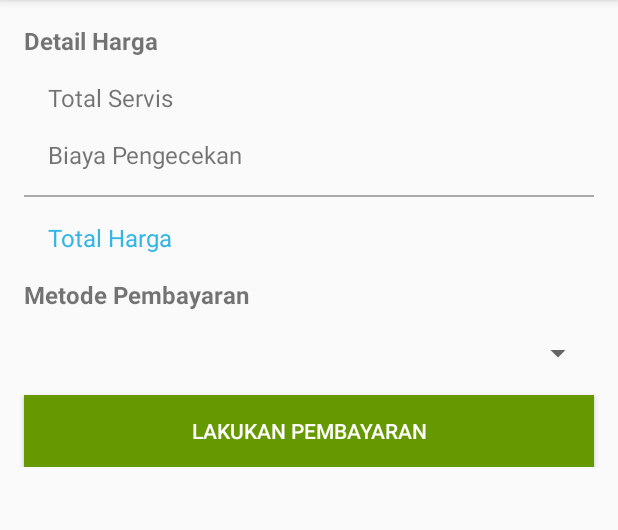
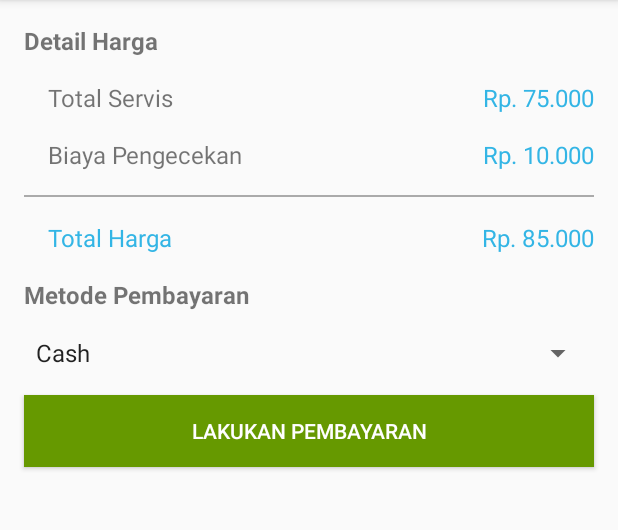
Before and after one commit to regawarp/OMTe, an Android app: the fragment SubServiceFragment shown on its own in the app's theme, on a phone screen of 412 x 824 dp, the part 84-614 px from its top. Run offline under Robolectric (Android 15) with nearby library versions, the phone set to English and light mode, and no system bars.

Commit message:
Yang belum CheckUp

```diff
--- a/app/src/main/java/com/safetyfirst/omte/OrderFragment.java
+++ b/app/src/main/java/com/safetyfirst/omte/OrderFragment.java
@@ -68,6 +68,8 @@ public class OrderFragment extends Fragment implements View.OnClickListener {
         imgButtonFinish.setImageDrawable(view.getContext().getResources().getDrawable(R.drawable.ic_launcher_background));
         imgButtonFinish.setOnClickListener(this);
         imgButtonOrder.setOnClickListener(this);
+        imgButtonService.setOnClickListener(this);
+//        imgButtonCheckUp.setOnClickListener(this);
     }
 
     public void handleChat(View view) {
--- a/app/src/main/java/com/safetyfirst/omte/order/SubOrderFragment.java
+++ b/app/src/main/java/com/safetyfirst/omte/order/SubOrderFragment.java
@@ -54,6 +54,6 @@ public class SubOrderFragment extends Fragment {
         tvOrderName.setText("Farhan");
         tvOrderAddress.setText("Pemeriksaan KendaraanPemeriksaan KendaraanPemeriksaan KendaraanPemeriksaan KendaraanPemeriksaan ");
         tvOrderComplaint.setText("Pemeriksaan KendaraanPemeriksaan KendaraanPemeriksaan KendaraanPemeriksaan KendaraanPemeriksaan ");
-        tvOrderTag.setText("Pemeriksaan KendaraanPemeriksaan KendaraanPemeriksaan KendaraanPemeriksaan KendaraanPemeriksaan ");
+        tvOrderTag.setText("Pemeriksaan KendaraanPemeriksaan KendaraanPemeriksaan KendaraanPemeriksaan KendaraanPemeriksaan KendaraanPemeriksaan KendaraanPemeriksaan KendaraanPemeriksaan KendaraanPemeriksaan ");
     }
 }
--- a/app/src/main/java/com/safetyfirst/omte/order/SubServiceFragment.java
+++ b/app/src/main/java/com/safetyfirst/omte/order/SubServiceFragment.java
@@ -3,11 +3,17 @@ package com.safetyfirst.omte.order;
 
 import android.os.Bundle;
 
+import androidx.annotation.NonNull;
+import androidx.annotation.Nullable;
 import androidx.fragment.app.Fragment;
 
 import android.view.LayoutInflater;
 import android.view.View;
 import android.view.ViewGroup;
+import android.widget.ArrayAdapter;
+import android.widget.Button;
+import android.widget.Spinner;
+import android.widget.TextView;
 
 import com.safetyfirst.omte.R;
 
@@ -15,6 +21,10 @@ import com.safetyfirst.omte.R;
  * A simple {@link Fragment} subclass.
  */
 public class SubServiceFragment extends Fragment {
+
+    private TextView tvIdrServiceTotal, tvIdrCheckUpCost, tvIdrPriceTotal;
+    private Button btnMakePayment;
+    private Spinner spnPaymentMethod;
 
 
     public SubServiceFragment() {
@@ -26,7 +36,28 @@ public class SubServiceFragment extends Fragment {
     public View onCreateView(LayoutInflater inflater, ViewGroup container,
                              Bundle savedInstanceState) {
         // Inflate the layout for this fragment
-        return inflater.inflate(R.layout.fragment_sub_service, container, false);
+        View view = inflater.inflate(R.layout.fragment_sub_service, container, false);
+        tvIdrServiceTotal = view.findViewById(R.id.tv_idr_service_total);
+        tvIdrCheckUpCost = view.findViewById(R.id.tv_idr_check_up_cost);
+        tvIdrPriceTotal = view.findViewById(R.id.tv_idr_price_total);
+
+        btnMakePayment = view.findViewById(R.id.btn_make_payment);
+        spnPaymentMethod = view.findViewById(R.id.spn_payment_method);
+        return view;
     }
 
+    @Override
+    public void onViewCreated(@NonNull View view, @Nullable Bundle savedInstanceState) {
+        super.onViewCreated(view, savedInstanceState);
+        // Create an ArrayAdapter using the string array and a default spinner layout
+        ArrayAdapter<CharSequence> adapter = ArrayAdapter.createFromResource(getContext(),
+                R.array.payment_method, android.R.layout.simple_spinner_item);
+        // Specify the layout to use when the list of choices appears
+        adapter.setDropDownViewResource(android.R.layout.simple_spinner_dropdown_item);
+        // Apply the adapter to the spinner
+        spnPaymentMethod.setAdapter(adapter);
+        tvIdrServiceTotal.setText("Rp. 75.000");
+        tvIdrCheckUpCost.setText("Rp. 10.000");
+        tvIdrPriceTotal.setText("Rp. 85.000");
+    }
 }
--- a/app/src/main/res/layout/activity_home.xml
+++ b/app/src/main/res/layout/activity_home.xml
@@ -24,8 +24,8 @@
         app:layout_constraintLeft_toLeftOf="parent"
         app:layout_constraintRight_toRightOf="parent"
         app:layout_constraintTop_toBottomOf="@id/toolbar"
-        app:layout_constraintVertical_bias="0.0"
-        android:paddingBottom="60dp"/>
+        app:layout_constraintBottom_toTopOf="@id/nav_view"
+        app:layout_constraintVertical_bias="0.0"/>
 
     <com.google.android.material.bottomnavigation.BottomNavigationView
         android:id="@+id/nav_view"
--- a/app/src/main/res/layout/fragment_sub_service.xml
+++ b/app/src/main/res/layout/fragment_sub_service.xml
@@ -142,6 +142,11 @@
             app:layout_constraintLeft_toLeftOf="parent"
             app:layout_constraintRight_toRightOf="parent"/>
 
+        <TextView
+            android:layout_width="match_parent"
+            android:layout_height="320dp"
+            app:layout_constraintTop_toBottomOf="@id/btn_make_payment"/>
+
     </androidx.constraintlayout.widget.ConstraintLayout>
 
 </ScrollView>
--- a/app/src/main/res/values/strings.xml
+++ b/app/src/main/res/values/strings.xml
@@ -16,8 +16,6 @@
     <string name="button_to_chat">Button to Chat</string>
     <string name="sub_fragment_order">Sub Fragment Order</string>
 
-    <!-- TODO: Remove or change this placeholder text -->
-    <string name="hello_blank_fragment">Hello blank fragment</string>
     <string name="description_title">Berikan Deskripsi Pelayanan</string>
     <string name="input_rating">Input Rating</string>
     <string name="price_detail">Detail Harga</string>
@@ -30,4 +28,9 @@
     <string name="order_complaint">Keluhan</string>
     <string name="order_address">Alamat Pesanan</string>
     <string name="order_tag">Tag</string>
+    <string name="transaction">Tahapan Transaksi</string>
+
+    <string-array name="payment_method">
+        <item>Cash</item>
+    </string-array>
 </resources>
```
Also changed, not shown: app/src/main/res/layout/fragment_order.xml (+23 -13 lines), app/src/main/res/layout/fragment_sub_finish.xml (+7 -0 lines), app/src/main/res/layout/fragment_sub_order.xml (+7 -4 lines).
